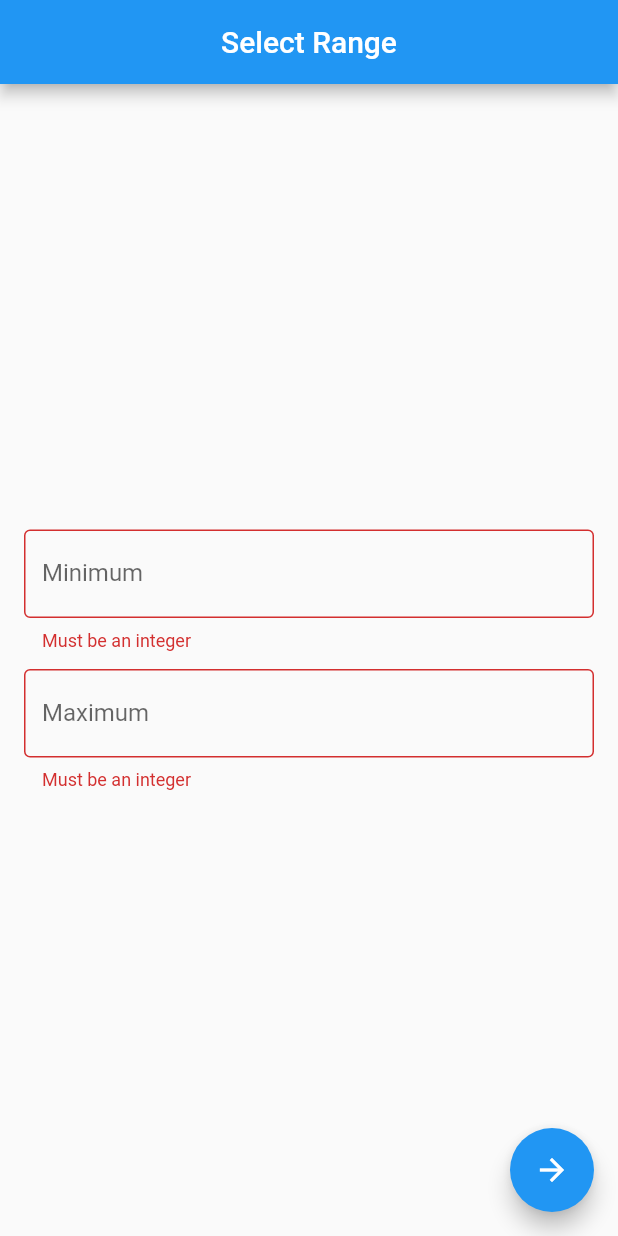
After one commit to jkasanjian/flutter-resocoder, a Flutter app: the screen it shows after launch, after a tap on the "arrow forward" icon, on a phone screen of 412 x 824 dp. The commit adds this screen. Run offline on Flutter 3.47's test engine with Material 2 defaults, Android fonts, the phone set to English and light mode, and no system bars.

Commit message:
extract form into separate widget

```diff
--- /dev/null
+++ b/flutter_foundations/lib/range_selector_form.dart
@@ -0,0 +1,73 @@
+import 'package:flutter/material.dart';
+
+typedef IntValueSetter = void Function(int value);
+
+class RangeSelectorForm extends StatelessWidget {
+  const RangeSelectorForm({
+    Key key,
+    @required this.formKey,
+    @required this.minValueSetter,
+    @required this.maxValueSetter,
+  }) : super(key: key);
+
+  final GlobalKey<FormState> formKey;
+  final IntValueSetter minValueSetter;
+  final IntValueSetter maxValueSetter;
+
+  @override
+  Widget build(BuildContext context) {
+    return Form(
+      key: formKey,
+      child: Padding(
+        padding: const EdgeInsets.all(16),
+        child: Column(
+          mainAxisAlignment: MainAxisAlignment.center,
+          children: [
+            RangeSelectorTextFormField(
+              labelText: 'Minimum',
+              intValueSetter: (value) => minValueSetter,
+            ),
+            SizedBox(
+              height: 12,
+            ),
+            RangeSelectorTextFormField(
+              labelText: 'Maximum',
+              intValueSetter: (value) => maxValueSetter,
+            ),
+          ],
+        ),
+      ),
+    );
+  }
+}
+
+class RangeSelectorTextFormField extends StatelessWidget {
+  const RangeSelectorTextFormField(
+      {Key key, @required this.labelText, @required this.intValueSetter})
+      : super(key: key);
+
+  final String labelText;
+  final void Function(int value) intValueSetter;
+
+  @override
+  Widget build(BuildContext context) {
+    return TextFormField(
+      decoration: InputDecoration(
+        border: OutlineInputBorder(),
+        labelText: labelText,
+      ),
+      keyboardType: TextInputType.numberWithOptions(
+        decimal: false,
+        signed: true,
+      ),
+      validator: (value) {
+        if (value == null || int.tryParse(value) == null) {
+          return 'Must be an integer';
+        } else {
+          return null;
+        }
+      },
+      onSaved: (newValue) => intValueSetter(int.parse(newValue ?? '')),
+    );
+  }
+}
--- a/flutter_foundations/lib/range_selector_page.dart
+++ b/flutter_foundations/lib/range_selector_page.dart
@@ -1,4 +1,5 @@
 import 'package:flutter/material.dart';
+import 'package:flutter_foundations/range_selector_form.dart';
 
 class RangeSelectorPage extends StatefulWidget {
   RangeSelectorPage({Key key}) : super(key: key);
@@ -19,27 +20,10 @@ class _RangeSelectorPageState extends State<RangeSelectorPage> {
         centerTitle: true,
         title: Text('Select Range'),
       ),
-      body: Form(
-        key: formKey,
-        child: Padding(
-          padding: const EdgeInsets.all(16),
-          child: Column(
-            mainAxisAlignment: MainAxisAlignment.center,
-            children: [
-              RangeSelectorTextFormField(
-                labelText: 'Minimum',
-                intValueSetter: (value) => _min = value,
-              ),
-              SizedBox(
-                height: 12,
-              ),
-              RangeSelectorTextFormField(
-                labelText: 'Maximum',
-                intValueSetter: (value) => _max = value,
-              ),
-            ],
-          ),
-        ),
+      body: RangeSelectorForm(
+        formKey: formKey,
+        minValueSetter: (value) => _min = value,
+        maxValueSetter: (value) => _max = value,
       ),
       floatingActionButton: FloatingActionButton(
         child: Icon(Icons.arrow_forward),
@@ -53,34 +37,3 @@ class _RangeSelectorPageState extends State<RangeSelectorPage> {
     );
   }
 }
-
-class RangeSelectorTextFormField extends StatelessWidget {
-  const RangeSelectorTextFormField(
-      {Key key, @required this.labelText, @required this.intValueSetter})
-      : super(key: key);
-
-  final String labelText;
-  final void Function(int value) intValueSetter;
-
-  @override
-  Widget build(BuildContext context) {
-    return TextFormField(
-      decoration: InputDecoration(
-        border: OutlineInputBorder(),
-        labelText: labelText,
-      ),
-      keyboardType: TextInputType.numberWithOptions(
-        decimal: false,
-        signed: true,
-      ),
-      validator: (value) {
-        if (value == null || int.tryParse(value) == null) {
-          return 'Must be an integer';
-        } else {
-          return null;
-        }
-      },
-      onSaved: (newValue) => intValueSetter(int.parse(newValue ?? '')),
-    );
-  }
-}
```
